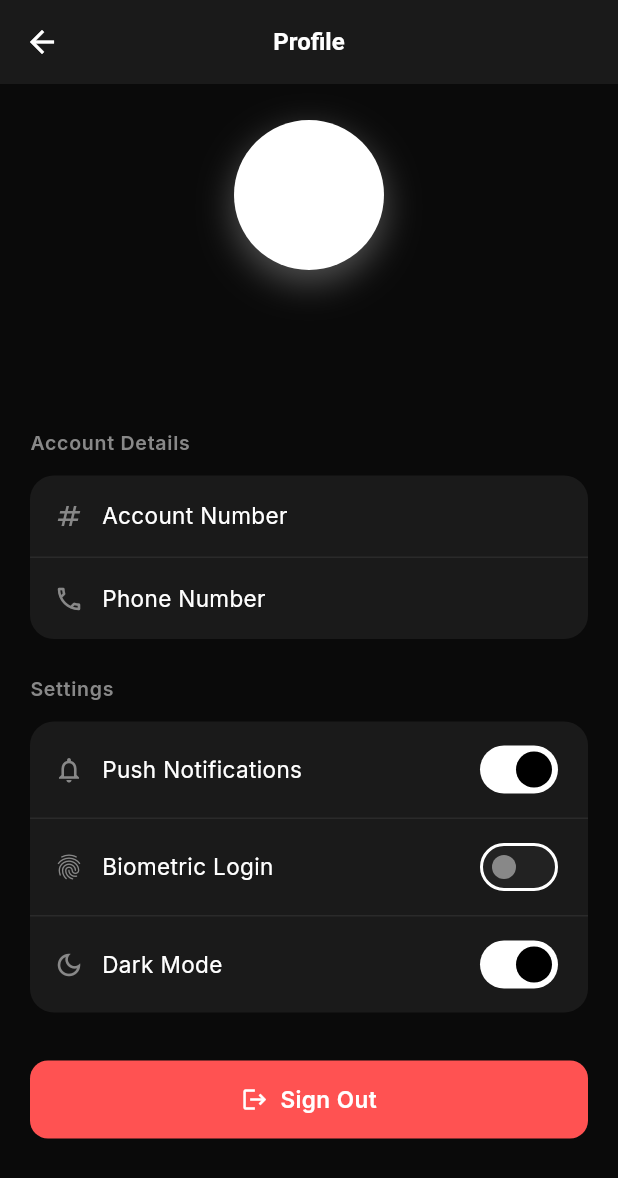
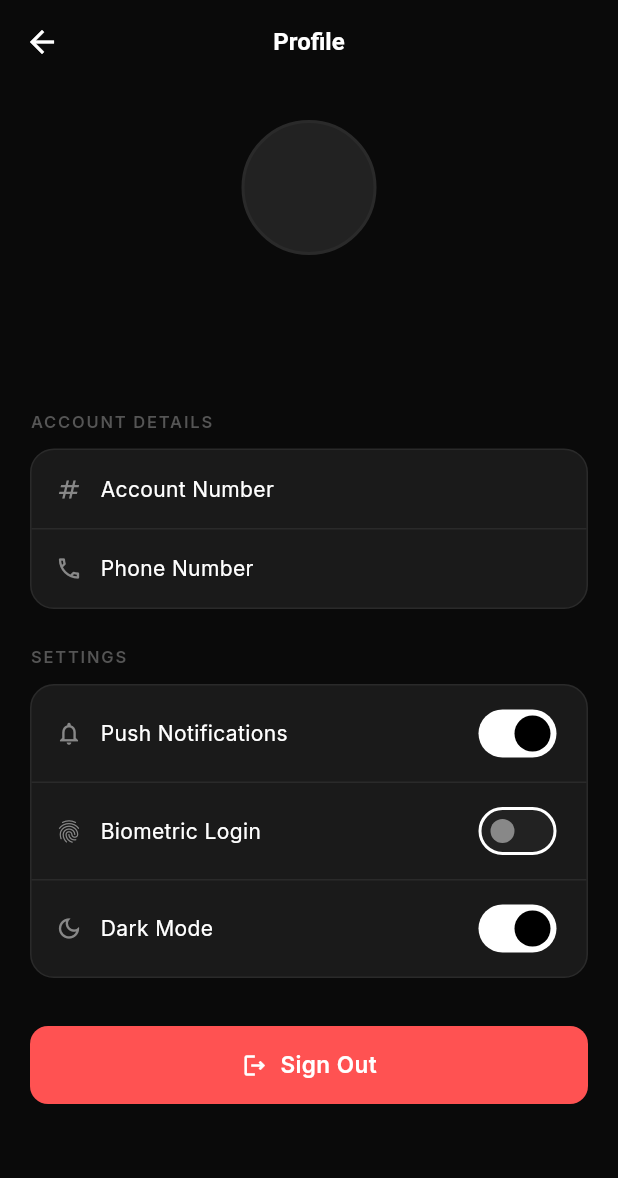
Before and after one commit to MUNYOH-JOEL-TAMON/flux_bank_app, a Flutter app: the ProfileScreen screen opened directly, on a phone screen of 412 x 824 dp. Shown: the top 1178 px of the screen. Run offline on Flutter 3.47's test engine with Material 3 defaults, Android fonts, the phone set to English and light mode, and no system bars; drawn by our look-alikes of flutter_animate; our stand-ins replace cloud_firestore, firebase_auth, firebase_core, fl_chart, google_fonts, shimmer; accounts and stored records are empty; generated files the repository leaves out were written again.

Commit message:
style(screens): refactor profile and quiz screens styling
- Refactor profile screen layout with improved spacing and typography
- Update avatar styling with border and adjusted dimensions
- Standardize section titles to uppercase with increased letter spacing
- Improve divider colors and consistency throughout sections
- Update icon sizing and color palette references for consistency
- Refactor quiz screen styling to match design system
- Align with existing design system and color tokens
- Improve code formatting and readability with proper line breaks

```diff
--- a/lib/screens/profile/profile_screen.dart
+++ b/lib/screens/profile/profile_screen.dart
@@ -14,39 +14,38 @@ class ProfileScreen extends StatelessWidget {
     final auth = context.watch<AuthProvider>();
     final user = auth.user;
 
-    if (user == null) return const Scaffold(body: Center(child: CircularProgressIndicator()));
+    if (user == null) {
+      return const Scaffold(
+        body: Center(child: CircularProgressIndicator()),
+      );
+    }
 
     return Scaffold(
+      backgroundColor: AppColors.shell,
       appBar: AppBar(
-        title: const Text('Profile', style: TextStyle(fontSize: 16, fontWeight: FontWeight.w600)),
+        title: const Text('Profile'),
         elevation: 0,
-        backgroundColor: AppColors.background,
+        backgroundColor: AppColors.shell,
       ),
       body: SingleChildScrollView(
         padding: const EdgeInsets.symmetric(horizontal: 20, vertical: 24),
         child: Column(
           children: [
-            // Avatar & Info
+            // Avatar — white initials on dark circle
             Container(
-              width: 100,
-              height: 100,
+              width: 90,
+              height: 90,
               decoration: BoxDecoration(
-                color: AppColors.primary,
+                color: AppColors.elevated,
                 shape: BoxShape.circle,
-                boxShadow: [
-                  BoxShadow(
-                    color: AppColors.primary.withValues(alpha: 0.3),
-                    blurRadius: 20,
-                    offset: const Offset(0, 8),
-                  ),
-                ],
+                border: Border.all(color: AppColors.divider, width: 2),
               ),
               alignment: Alignment.center,
               child: Text(
                 user.initials,
                 style: const TextStyle(
-                  color: Colors.white,
-                  fontSize: 36,
+                  color: AppColors.textPrimary,
+                  fontSize: 32,
                   fontWeight: FontWeight.bold,
                 ),
               ),
@@ -58,7 +57,7 @@ class ProfileScreen extends StatelessWidget {
               user.fullName,
               style: const TextStyle(
                 color: AppColors.textPrimary,
-                fontSize: 24,
+                fontSize: 22,
                 fontWeight: FontWeight.bold,
               ),
             ).animate().fadeIn(delay: 100.ms),
@@ -75,42 +74,52 @@ class ProfileScreen extends StatelessWidget {
 
             const SizedBox(height: 32),
 
-            // Details Section
+            // Account details
             _buildSection(
-              title: 'Account Details',
+              title: 'ACCOUNT DETAILS',
               delay: 300,
               children: [
-                _buildInfoRow('Account Number', user.accountNumber, Icons.numbers),
-                const Divider(),
-                _buildInfoRow('Phone Number', user.phone ?? 'Not set', Icons.phone_outlined),
+                _buildInfoRow(
+                    'Account Number', user.accountNumber, Icons.numbers),
+                const Divider(color: AppColors.divider, height: 1),
+                _buildInfoRow(
+                  'Phone Number',
+                  user.phone ?? 'Not set',
+                  Icons.phone_outlined,
+                ),
               ],
             ),
 
             const SizedBox(height: 24),
 
-            // Settings Section
+            // Settings
             _buildSection(
-              title: 'Settings',
+              title: 'SETTINGS',
               delay: 400,
               children: [
-                _buildToggleRow('Push Notifications', true, Icons.notifications_outlined),
-                const Divider(),
-                _buildToggleRow('Biometric Login', false, Icons.fingerprint),
-                const Divider(),
-                _buildToggleRow('Dark Mode', true, Icons.dark_mode_outlined),
+                _buildToggleRow(
+                    'Push Notifications', true, Icons.notifications_outlined),
+                const Divider(color: AppColors.divider, height: 1),
+                _buildToggleRow(
+                    'Biometric Login', false, Icons.fingerprint_outlined),
+                const Divider(color: AppColors.divider, height: 1),
+                _buildToggleRow(
+                    'Dark Mode', true, Icons.dark_mode_outlined),
               ],
             ),
 
             const SizedBox(height: 32),
 
+            // Sign Out — danger red
             FluxButton(
               'Sign Out',
               variant: FluxButtonVariant.danger,
-              icon: Icons.logout,
+              icon: Icons.logout_outlined,
               onPressed: () async {
                 await auth.signOut();
                 if (context.mounted) {
-                  Navigator.pushNamedAndRemoveUntil(context, AppRouter.login, (r) => false);
+                  Navigator.pushNamedAndRemoveUntil(
+                      context, AppRouter.login, (r) => false);
                 }
               },
             ).animate().fadeIn(delay: 500.ms).slideY(begin: 0.2, end: 0),
@@ -122,24 +131,29 @@ class ProfileScreen extends StatelessWidget {
     );
   }
 
-  Widget _buildSection({required String title, required List<Widget> children, required int delay}) {
+  Widget _buildSection({
+    required String title,
+    required List<Widget> children,
+    required int delay,
+  }) {
     return Column(
       crossAxisAlignment: CrossAxisAlignment.start,
       children: [
         Text(
           title,
           style: const TextStyle(
-            color: AppColors.textSecondary,
-            fontSize: 13,
+            color: AppColors.textTertiary,
+            fontSize: 11,
             fontWeight: FontWeight.w600,
-            letterSpacing: 0.5,
+            letterSpacing: 1.2,
           ),
         ),
-        const SizedBox(height: 12),
+        const SizedBox(height: 10),
         Container(
           decoration: BoxDecoration(
             color: AppColors.surface,
             borderRadius: BorderRadius.circular(16),
+            border: Border.all(color: AppColors.divider),
           ),
           child: Column(children: children),
         ),
@@ -152,29 +166,40 @@ class ProfileScreen extends StatelessWidget {
       padding: const EdgeInsets.symmetric(horizontal: 16, vertical: 16),
       child: Row(
         children: [
-          Icon(icon, color: AppColors.textSecondary, size: 20),
+          Icon(icon, color: AppColors.textSecondary, size: 18),
           const SizedBox(width: 12),
-          Text(label, style: const TextStyle(color: AppColors.textPrimary, fontSize: 15)),
+          Text(
+            label,
+            style: const TextStyle(
+                color: AppColors.textPrimary, fontSize: 14),
+          ),
           const Spacer(),
-          Text(value, style: const TextStyle(color: AppColors.textSecondary, fontSize: 15)),
+          Text(
+            value,
+            style: const TextStyle(
+                color: AppColors.textSecondary, fontSize: 14),
+          ),
         ],
       ),
     );
   }
 
-  Widget _buildToggleRow(String label, bool initialValue, IconData icon) {
+  Widget _buildToggleRow(
+      String label, bool initialValue, IconData icon) {
     return Padding(
-      padding: const EdgeInsets.symmetric(horizontal: 16, vertical: 8),
+      padding:
+          const EdgeInsets.symmetric(horizontal: 16, vertical: 8),
       child: Row(
         children: [
-          Icon(icon, color: AppColors.textSecondary, size: 20),
+          Icon(icon, color: AppColors.textSecondary, size: 18),
           const SizedBox(width: 12),
-          Text(label, style: const TextStyle(color: AppColors.textPrimary, fontSize: 15)),
+          Text(
+            label,
+            style: const TextStyle(
+                color: AppColors.textPrimary, fontSize: 14),
+          ),
           const Spacer(),
-          Switch(
-            value: initialValue,
-            onChanged: (v) {},
-          ),
+          Switch(value: initialValue, onChanged: (v) {}),
         ],
       ),
     );
```
Also changed, not shown: lib/screens/quiz/quiz_screen.dart (+133 -52 lines).
